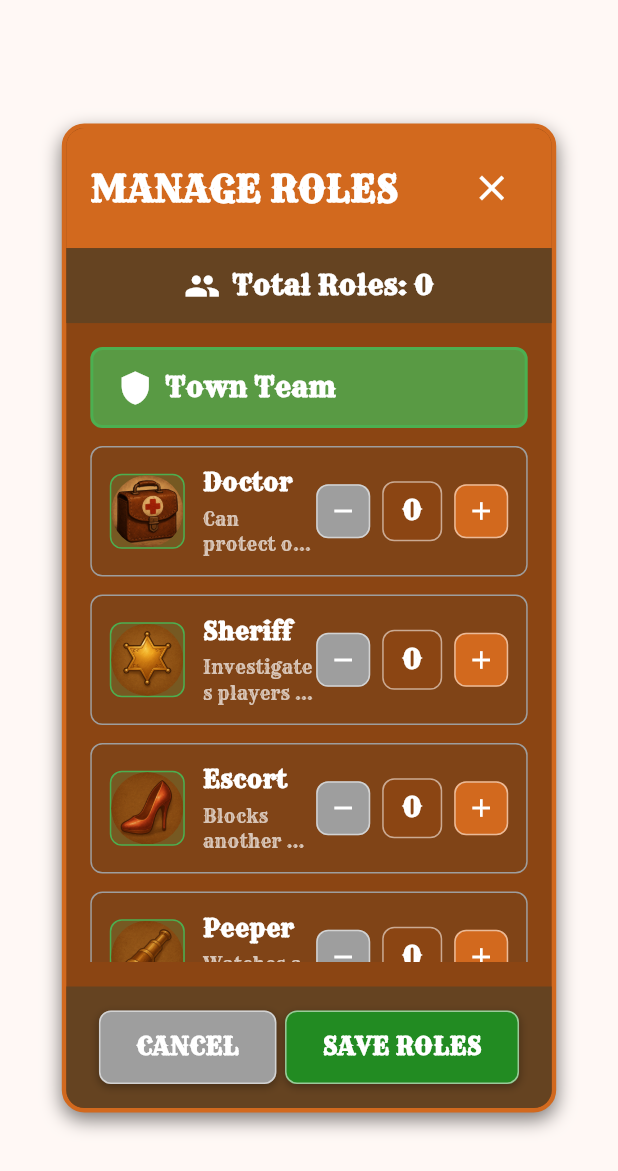
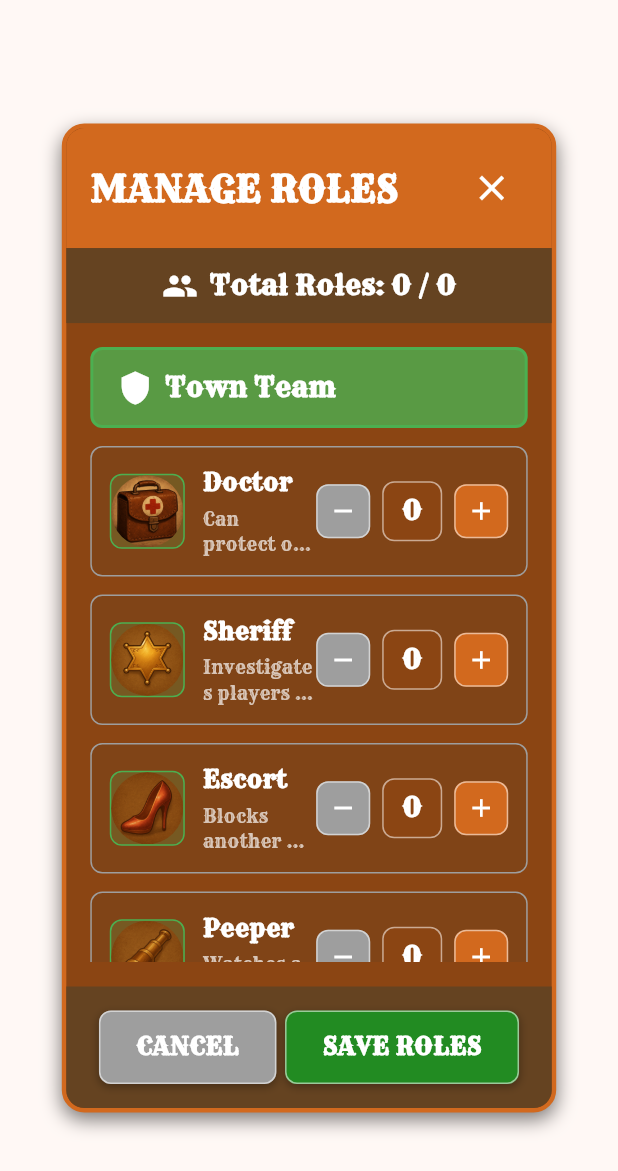
Before and after one commit to cihatemrevrds/noondaygame, a Flutter app: the RoleManagementDialog widget shown alone on an empty page, opened directly with empty values, on a phone screen of 412 x 824 dp. Shown: the top 1171 px of the screen. Run offline on Flutter 3.47's test engine with Material 3 defaults, Android fonts, the light colour scheme and no system bars; our stand-ins replace cloud_firestore, firebase_auth, firebase_core; accounts and stored records are empty.

Commit message:
win koşulu update

```diff
--- a/lib/screens/lobby_room_page.dart
+++ b/lib/screens/lobby_room_page.dart
@@ -11,6 +11,7 @@ import '../widgets/player_avatar.dart';
 import '../models/player.dart';
 import '../models/role.dart';
 import '../utils/role_icons.dart';
+import '../utils/win_condition_checker.dart';
 import '../services/lobby_service.dart';
 import '../widgets/role_management_dialog.dart';
 import '../widgets/game_settings_dialog.dart';
@@ -204,9 +205,28 @@ class _LobbyRoomPageState extends State<LobbyRoomPage>
       );
     }
   }
-
   Future<void> _startGame() async {
     if (!_isHost || players.length < 1) return;
+
+    // Check role distribution before starting the game
+    final roleDistributionResult = WinConditionChecker.checkRoleDistribution(
+      _currentRoles,
+      players.length,
+    );
+
+    if (roleDistributionResult['isValid'] != true) {
+      ScaffoldMessenger.of(context).showSnackBar(
+        SnackBar(
+          content: Text(
+            'Cannot start game: ${roleDistributionResult['error'] ?? 'Invalid role distribution'}',
+            style: const TextStyle(fontFamily: 'Rye'),
+          ),
+          backgroundColor: Colors.red,
+          duration: const Duration(seconds: 3),
+        ),
+      );
+      return;
+    }
 
     setState(() => _isLoading = true);
 
--- a/lib/screens/mobile_lobby_room_page.dart
+++ b/lib/screens/mobile_lobby_room_page.dart
@@ -11,6 +11,7 @@ import '../widgets/player_avatar.dart';
 import '../models/player.dart';
 import '../models/role.dart';
 import '../utils/role_icons.dart';
+import '../utils/win_condition_checker.dart';
 import '../services/lobby_service.dart';
 import '../widgets/role_management_dialog.dart';
 import '../widgets/game_settings_dialog.dart';
@@ -175,9 +176,26 @@ class _MobileLobbyRoomPageState extends State<MobileLobbyRoomPage>
       );
     }
   }
+  Future<void> _startGame() async {
+    if (!_isHost || players.length < 1) return;    // Check role distribution before starting the game
+    final roleDistributionResult = WinConditionChecker.checkRoleDistribution(
+      _currentRoles,
+      players.length,
+    );
 
-  Future<void> _startGame() async {
-    if (!_isHost || players.length < 1) return;
+    if (roleDistributionResult['isValid'] != true) {
+      ScaffoldMessenger.of(context).showSnackBar(
+        SnackBar(
+          content: Text(
+            'Cannot start game: ${roleDistributionResult['error'] ?? 'Invalid role distribution'}',
+            style: const TextStyle(fontFamily: 'Rye'),
+          ),
+          backgroundColor: Colors.red,
+          duration: const Duration(seconds: 3),
+        ),
+      );
+      return;
+    }
 
     setState(() => _isLoading = true);
 
--- /dev/null
+++ b/lib/utils/win_condition_checker.dart
@@ -0,0 +1,166 @@
+import '../models/player.dart';
+
+// Team definitions for win condition checking
+class WinConditionChecker {
+  static const Map<String, List<String>> teams = {
+    'Town': ['Doctor', 'Sheriff', 'Escort', 'Peeper', 'Gunslinger'],
+    'Bandit': ['Gunman', 'Chieftain'],
+    'Neutral': ['Jester'],
+  };
+
+  // Get team for a specific role
+  static String? getTeamByRole(String role) {
+    for (final entry in teams.entries) {
+      if (entry.value.contains(role)) {
+        return entry.key;
+      }
+    }
+    return null;
+  }
+  // Check if role distribution would create immediate win condition
+  static Map<String, dynamic> checkRoleDistribution(
+    Map<String, int> roleDistribution,
+    int playerCount,
+  ) {
+    // Create fake players list with the given role distribution
+    final List<Player> mockPlayers = [];
+    int playerId = 1;
+
+    for (final entry in roleDistribution.entries) {
+      final roleName = entry.key;
+      final roleCount = entry.value;
+
+      for (int i = 0; i < roleCount; i++) {
+        mockPlayers.add(Player(
+          id: playerId.toString(),
+          name: 'Player $playerId',
+          isLeader: false,
+          role: roleName,
+          isAlive: true,
+        ));
+        playerId++;
+      }
+    }
+
+    // If total roles don't match player count, that's already an error
+    if (mockPlayers.length != playerCount) {
+      return {
+        'isValid': false,
+        'error': 'Role count (${mockPlayers.length}) doesn\'t match player count ($playerCount)',
+      };
+    }
+
+    // Check for immediate win conditions
+    final winCondition = checkWinConditions(mockPlayers);
+    if (winCondition['gameOver'] == true) {
+      return {
+        'isValid': false,
+        'error': 'This role distribution would create an immediate win condition',
+        'details': '${winCondition['winner']} team would win immediately',
+        'winCondition': winCondition,
+      };
+    }
+
+    return {'isValid': true};
+  }
+
+  // Check win conditions for a list of players
+  static Map<String, dynamic> checkWinConditions(List<Player> players) {
+    if (players.isEmpty) {
+      return {'gameOver': false};
+    }
+
+    // Count alive players by team
+    final Map<String, int> aliveCount = {
+      'Town': 0,
+      'Bandit': 0,
+      'Neutral': 0,
+      'Total': 0,
+    };
+
+    for (final player in players) {
+      if (player.isAlive) {
+        aliveCount['Total'] = aliveCount['Total']! + 1;
+        final team = getTeamByRole(player.role ?? '');
+        if (team != null && aliveCount.containsKey(team)) {
+          aliveCount[team] = aliveCount[team]! + 1;
+        }
+      }
+    }
+
+    // Check win conditions
+    String? winningTeam;
+    bool gameOver = false;
+    String? winType;
+
+    // Town wins if all bandits are eliminated and there are still town members alive
+    if (aliveCount['Bandit'] == 0 && aliveCount['Town']! > 0) {
+      winningTeam = 'Town';
+      gameOver = true;
+      winType = 'elimination';
+    }
+
+    // Bandits win if they outnumber the town (not equal)
+    if (aliveCount['Bandit']! > 0 && aliveCount['Bandit']! > aliveCount['Town']!) {
+      winningTeam = 'Bandit';
+      gameOver = true;
+      winType = 'majority';
+    }
+    // Special Bandit win condition: If Bandits equal Town AND no Gunslinger alive
+    else if (aliveCount['Bandit']! > 0 && aliveCount['Bandit'] == aliveCount['Town']) {
+      // Check if there's a living Gunslinger in Town
+      final hasLivingGunslinger = players.any((p) =>
+        p.isAlive && p.role == 'Gunslinger'
+      );
+
+      if (!hasLivingGunslinger) {
+        winningTeam = 'Bandit';
+        gameOver = true;
+        winType = 'no_gunslinger_parity';
+      }
+    }
+
+    // Check for Jester win condition - if Jester was voted out
+    final jesterWinner = players.any((p) =>
+      p.role == 'Jester' &&
+      !p.isAlive &&
+      p.eliminatedBy == 'vote'
+    );
+
+    if (jesterWinner) {
+      // Jester wins immediately when voted out - no other conditions needed
+      winningTeam = 'Jester';
+      gameOver = true;
+      winType = 'jester_vote_out';
+    }
+
+    // Special case: If only neutral players remain alive (last man standing)
+    if (!gameOver && aliveCount['Total']! > 0 && aliveCount['Town'] == 0 && aliveCount['Bandit'] == 0) {
+      // Find the last remaining neutral player
+      final lastNeutral = players.where((p) => p.isAlive && getTeamByRole(p.role ?? '') == 'Neutral').firstOrNull;
+      if (lastNeutral != null && aliveCount['Total'] == 1) {
+        winningTeam = lastNeutral.role;
+        gameOver = true;
+        winType = 'last_standing';
+      }
+    }
+
+    // Check for draw condition - if no players are alive
+    if (!gameOver && aliveCount['Total'] == 0) {
+      winningTeam = 'Draw';
+      gameOver = true;
+      winType = 'draw';
+    }
+
+    if (gameOver && winningTeam != null) {
+      return {
+        'gameOver': true,
+        'winner': winningTeam,
+        'winType': winType,
+        'aliveCount': aliveCount,
+      };
+    }
+
+    return {'gameOver': false};
+  }
+}
--- a/lib/widgets/role_management_dialog.dart
+++ b/lib/widgets/role_management_dialog.dart
@@ -2,6 +2,7 @@ import 'package:flutter/material.dart';
 import '../models/role.dart';
 import '../utils/recommended_roles.dart';
 import '../utils/role_icons.dart';
+import '../utils/win_condition_checker.dart';
 
 class RoleManagementDialog extends StatefulWidget {
   final Map<String, int> currentRoles;
@@ -74,9 +75,30 @@ class _RoleManagementDialogState extends State<RoleManagementDialog> {
       );
     }
   }
-
   int get _totalRolesCount {
     return _rolesCounts.values.fold(0, (sum, count) => sum + count);
+  }
+  // Check if current role distribution is valid
+  String? _getRoleDistributionError() {
+    final result = WinConditionChecker.checkRoleDistribution(
+      _rolesCounts,
+      widget.playerCount,
+    );
+
+    if (result['isValid'] != true) {
+      return result['error'] as String?;
+    }
+
+    return null;
+  }
+
+  // Get validation color for save button
+  Color _getSaveButtonColor() {
+    final error = _getRoleDistributionError();
+    if (error != null) {
+      return Colors.red;
+    }
+    return const Color(0xFF228B22); // Forest green
   }
 
   @override
@@ -132,24 +154,53 @@ class _RoleManagementDialogState extends State<RoleManagementDialog> {
                   ),
                 ],
               ),
-            ),
-
-            // Total roles counter
+            ),            // Total roles counter
             Container(
               padding: const EdgeInsets.all(12),
               color: const Color(0xFF654321),
-              child: Row(
+              child: Column(
+                children: [
+                  Row(
                     mainAxisAlignment: MainAxisAlignment.center,
                     children: [
                       const Icon(Icons.group, color: Colors.white),
                       const SizedBox(width: 8),
                       Text(
-                    'Total Roles: $_totalRolesCount',
+                        'Total Roles: $_totalRolesCount / ${widget.playerCount}',
                         style: const TextStyle(
                           fontFamily: 'Rye',
                           fontSize: 18,
                           color: Colors.white,
                           fontWeight: FontWeight.bold,
+                        ),
+                      ),
+                    ],
+                  ),
+                  // Error message for invalid role distribution
+                  if (_getRoleDistributionError() != null)
+                    Container(
+                      margin: const EdgeInsets.only(top: 8),
+                      padding: const EdgeInsets.all(8),
+                      decoration: BoxDecoration(
+                        color: Colors.red.withOpacity(0.8),
+                        borderRadius: BorderRadius.circular(6),
+                      ),
+                      child: Row(
+                        children: [
+                          const Icon(Icons.warning, color: Colors.white, size: 20),
+                          const SizedBox(width: 8),
+                          Expanded(
+                            child: Text(
+                              _getRoleDistributionError()!,
+                              style: const TextStyle(
+                                fontFamily: 'Rye',
+                                fontSize: 12,
+                                color: Colors.white,
+                                fontWeight: FontWeight.bold,
+                              ),
+                            ),
+                          ),
+                        ],
                       ),
                     ),
                 ],
@@ -244,9 +295,7 @@ class _RoleManagementDialogState extends State<RoleManagementDialog> {
                           _applyRecommendedSettings,
                         ),
                       ),
-                    ),
-
-                  // Cancel and Save buttons
+                    ),                  // Cancel and Save buttons
                   Row(
                     mainAxisAlignment: MainAxisAlignment.spaceEvenly,
                     children: [
@@ -257,8 +306,23 @@ class _RoleManagementDialogState extends State<RoleManagementDialog> {
                       ),
                       _buildActionButton(
                         'SAVE ROLES',
-                        const Color(0xFF228B22), // Forest green
+                        _getSaveButtonColor(),
                         () {
+                          final error = _getRoleDistributionError();
+                          if (error != null) {
+                            ScaffoldMessenger.of(context).showSnackBar(
+                              SnackBar(
+                                content: Text(
+                                  'Cannot save: $error',
+                                  style: const TextStyle(fontFamily: 'Rye'),
+                                ),
+                                backgroundColor: Colors.red,
+                                duration: const Duration(seconds: 3),
+                              ),
+                            );
+                            return;
+                          }
+
                           widget.onRolesUpdated(_rolesCounts);
                           Navigator.of(context).pop();
                         },
```
Also changed, not shown: 1 other file. Lines whose indentation alone changed are shown as unchanged.
